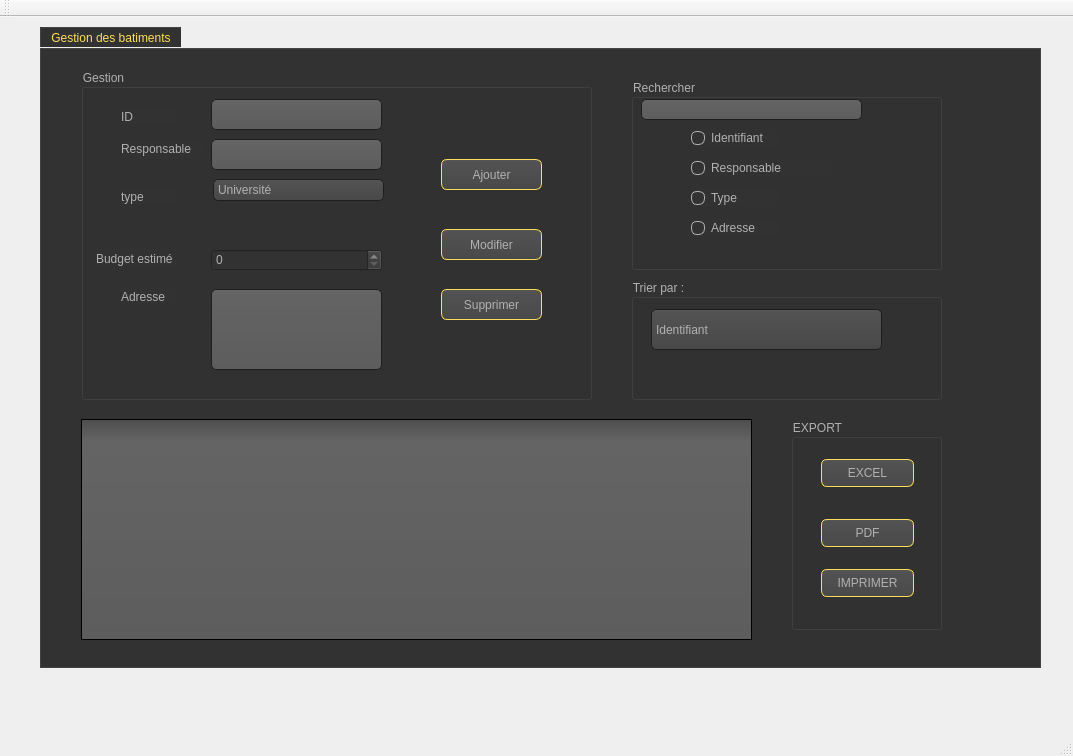
Before: the Qt Designer form Atelier_Crud/mainwindow.ui in MahmoudGh01/Smart_construction_company_2A10, drawn with Qt 5.
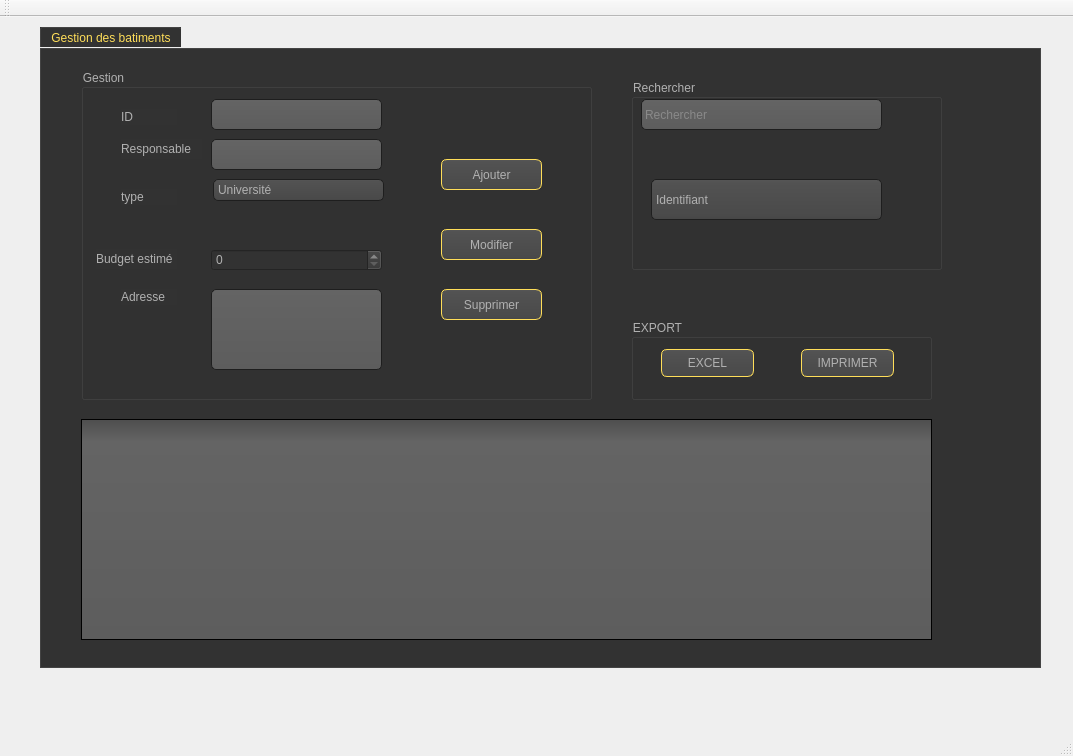
After: the same form once the commit is applied. Icons and pictures are not drawn.

```diff
--- a/Atelier_Crud/mainwindow.ui
+++ b/Atelier_Crud/mainwindow.ui
@@ -704,28 +704,41 @@
        <rect>
         <x>40</x>
         <y>370</y>
-        <width>671</width>
+        <width>851</width>
         <height>221</height>
        </rect>
       </property>
      </widget>
-     <widget class="QGroupBox" name="groupBox_3">
+     <widget class="QGroupBox" name="groupBox_4">
       <property name="geometry">
        <rect>
         <x>590</x>
-        <y>230</y>
+        <y>30</y>
         <width>311</width>
-        <height>121</height>
+        <height>191</height>
        </rect>
       </property>
       <property name="title">
-       <string>Trier par :</string>
+       <string>Rechercher</string>
       </property>
+      <widget class="QLineEdit" name="lineEdit_2">
+       <property name="geometry">
+        <rect>
+         <x>10</x>
+         <y>20</y>
+         <width>241</width>
+         <height>31</height>
+        </rect>
+       </property>
+       <property name="placeholderText">
+        <string>Rechercher</string>
+       </property>
+      </widget>
       <widget class="QComboBox" name="comboBox">
        <property name="geometry">
         <rect>
          <x>20</x>
-         <y>30</y>
+         <y>100</y>
          <width>231</width>
          <height>41</height>
         </rect>
@@ -757,88 +770,13 @@
        </item>
       </widget>
      </widget>
-     <widget class="QGroupBox" name="groupBox_4">
-      <property name="geometry">
-       <rect>
-        <x>590</x>
-        <y>30</y>
-        <width>311</width>
-        <height>191</height>
-       </rect>
-      </property>
-      <property name="title">
-       <string>Rechercher</string>
-      </property>
-      <widget class="QRadioButton" name="radioButton_7">
-       <property name="geometry">
-        <rect>
-         <x>60</x>
-         <y>50</y>
-         <width>87</width>
-         <height>18</height>
-        </rect>
-       </property>
-       <property name="text">
-        <string>Identifiant</string>
-       </property>
-      </widget>
-      <widget class="QRadioButton" name="radioButton_8">
-       <property name="geometry">
-        <rect>
-         <x>60</x>
-         <y>80</y>
-         <width>141</width>
-         <height>18</height>
-        </rect>
-       </property>
-       <property name="text">
-        <string>Responsable</string>
-       </property>
-      </widget>
-      <widget class="QRadioButton" name="radioButton_9">
-       <property name="geometry">
-        <rect>
-         <x>60</x>
-         <y>110</y>
-         <width>87</width>
-         <height>18</height>
-        </rect>
-       </property>
-       <property name="text">
-        <string>Type</string>
-       </property>
-      </widget>
-      <widget class="QRadioButton" name="radioButton_10">
-       <property name="geometry">
-        <rect>
-         <x>60</x>
-         <y>140</y>
-         <width>87</width>
-         <height>18</height>
-        </rect>
-       </property>
-       <property name="text">
-        <string>Adresse</string>
-       </property>
-      </widget>
-      <widget class="QLineEdit" name="lineEdit_2">
-       <property name="geometry">
-        <rect>
-         <x>10</x>
-         <y>20</y>
-         <width>221</width>
-         <height>21</height>
-        </rect>
-       </property>
-      </widget>
-     </widget>
      <widget class="QGroupBox" name="groupBox_6">
       <property name="geometry">
        <rect>
-        <x>750</x>
-        <y>370</y>
-        <width>151</width>
-        <height>211</height>
+        <x>590</x>
+        <y>270</y>
+        <width>301</width>
+        <height>81</height>
        </rect>
       </property>
       <property name="title">
@@ -848,7 +786,7 @@
        <property name="geometry">
         <rect>
          <x>30</x>
-         <y>40</y>
+         <y>30</y>
          <width>93</width>
          <height>28</height>
         </rect>
@@ -857,24 +795,11 @@
         <string>EXCEL</string>
        </property>
       </widget>
-      <widget class="QPushButton" name="pushButton_2">
-       <property name="geometry">
-        <rect>
-         <x>30</x>
-         <y>100</y>
-         <width>93</width>
-         <height>28</height>
-        </rect>
-       </property>
-       <property name="text">
-        <string>PDF</string>
-       </property>
-      </widget>
       <widget class="QPushButton" name="pushButton_3">
        <property name="geometry">
         <rect>
-         <x>30</x>
-         <y>150</y>
+         <x>170</x>
+         <y>30</y>
          <width>93</width>
          <height>28</height>
         </rect>
```
Left out of the diff: 5 changed lines with no effect on the pictures.
